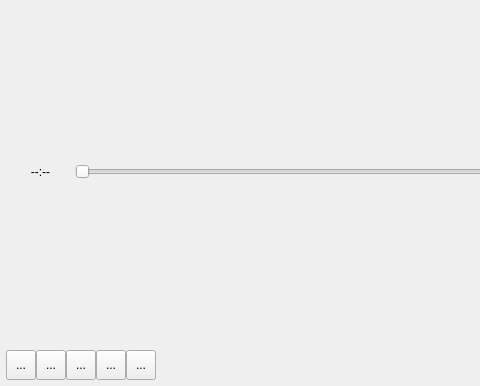
Above: src/gui/widgets/playercontrols.ui from ripose-jp/Memento before the change; both pictures show x 0 to 480 and y 0 to 386 of the 805 by 386 pixel window. Below: the same form after it.
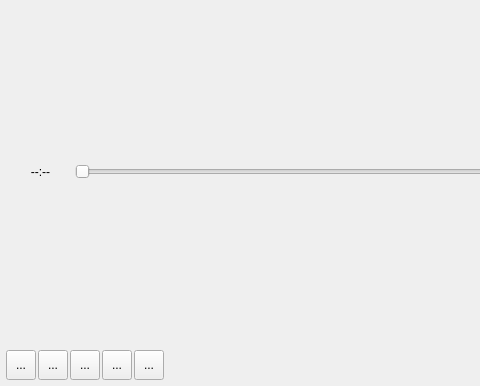
That is the form after the change. Icons and pictures are not drawn.

What changed in the file:
```diff
--- a/src/gui/widgets/playercontrols.ui
+++ b/src/gui/widgets/playercontrols.ui
@@ -116,7 +116,7 @@
      <item>
       <layout class="QHBoxLayout" name="layoutButtons">
        <property name="spacing">
-        <number>0</number>
+        <number>2</number>
        </property>
        <item>
         <widget class="QToolButton" name="buttonPlay">
```
